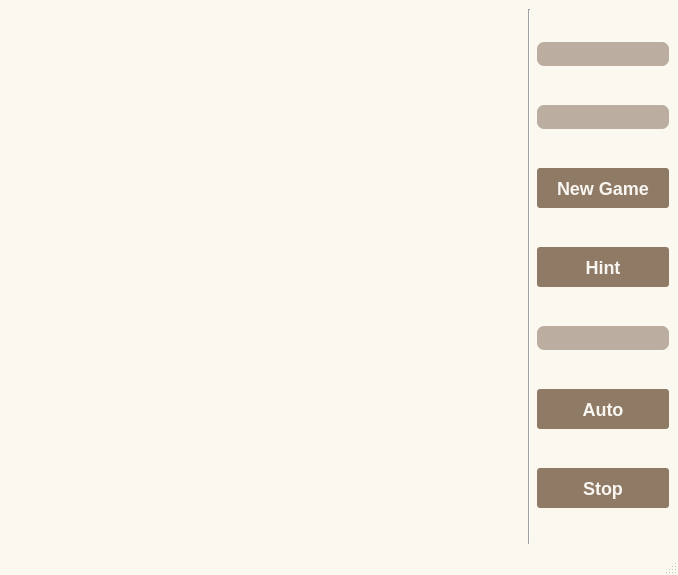
The window that 2048/window2048.ui (w43322/q2048Klotski) describes before a commit, drawn with Qt 5.
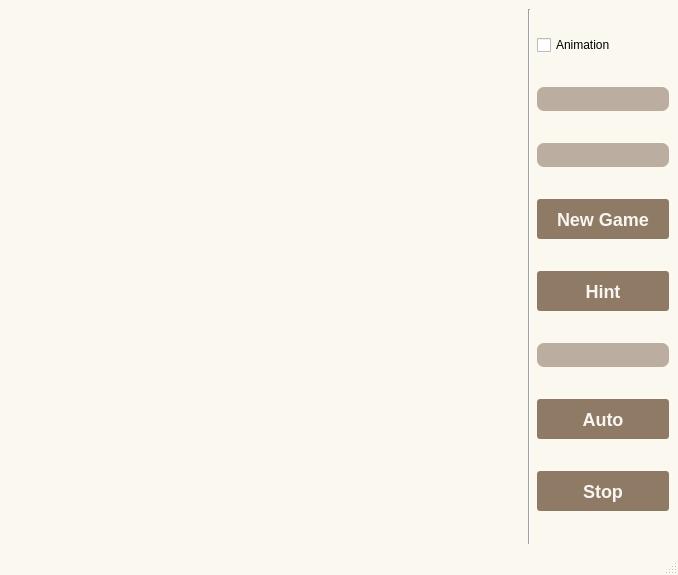
The same window after the commit.

Commit message: Add Sliding and Popping Animation

Diff of the .ui file:
```diff
--- a/2048/window2048.ui
+++ b/2048/window2048.ui
@@ -116,6 +116,13 @@
     </item>
     <item>
      <layout class="QVBoxLayout" name="verticalLayout">
+      <item>
+       <widget class="QCheckBox" name="checkBox">
+        <property name="text">
+         <string>Animation</string>
+        </property>
+       </widget>
+      </item>
       <item>
        <widget class="QLabel" name="labelScore">
         <property name="sizePolicy">
```
The commit also changes 6 other files.
